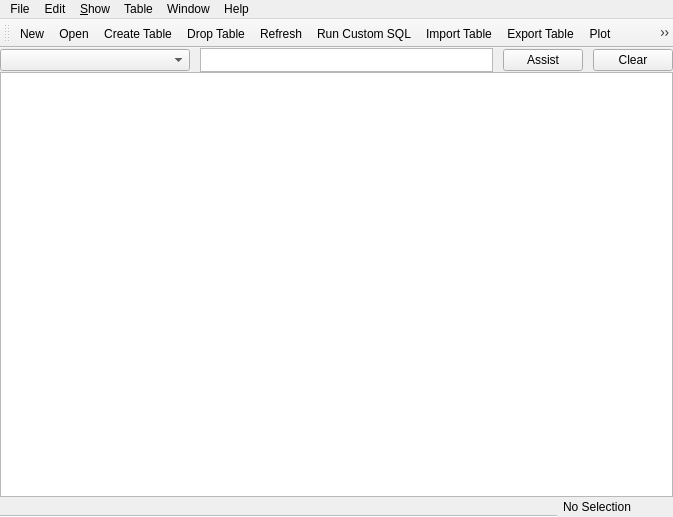
Old version of the form src/mainwindow.ui in the repository informationsea/Hyokai.
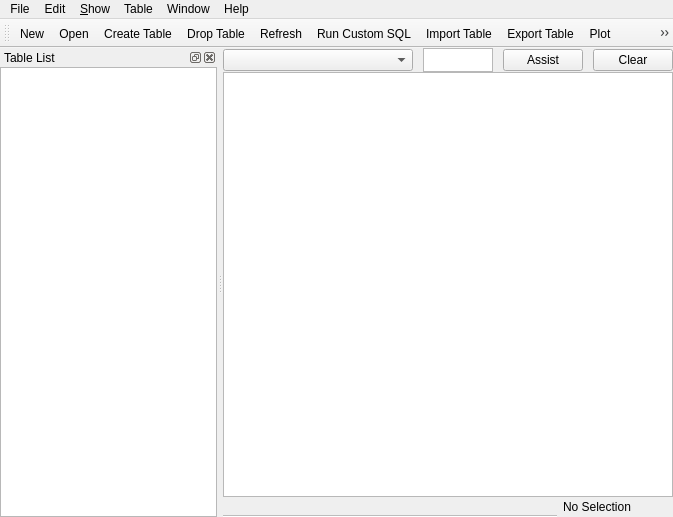
New version of the form. Icons and pictures are not drawn. Custom widgets are drawn as their Qt base class.

Commit message: add table selector widget

The edit to the form file:
```diff
--- a/src/mainwindow.ui
+++ b/src/mainwindow.ui
@@ -286,6 +286,33 @@
    <addaction name="actionCommit"/>
    <addaction name="actionRevert"/>
   </widget>
+  <widget class="QDockWidget" name="tableListWidget">
+   <property name="windowTitle">
+    <string>Table List</string>
+   </property>
+   <attribute name="dockWidgetArea">
+    <number>1</number>
+   </attribute>
+   <widget class="QWidget" name="dockWidgetContents">
+    <layout class="QHBoxLayout" name="horizontalLayout_3">
+     <property name="leftMargin">
+      <number>0</number>
+     </property>
+     <property name="topMargin">
+      <number>0</number>
+     </property>
+     <property name="rightMargin">
+      <number>0</number>
+     </property>
+     <property name="bottomMargin">
+      <number>0</number>
+     </property>
+     <item>
+      <widget class="QListWidget" name="tableListView"/>
+     </item>
+    </layout>
+   </widget>
+  </widget>
   <action name="actionOpen">
    <property name="icon">
     <iconset resource="resouces.qrc">
```
Left out of the diff: 9 changed lines with no effect on the pictures. The commit also changes 2 other files.
